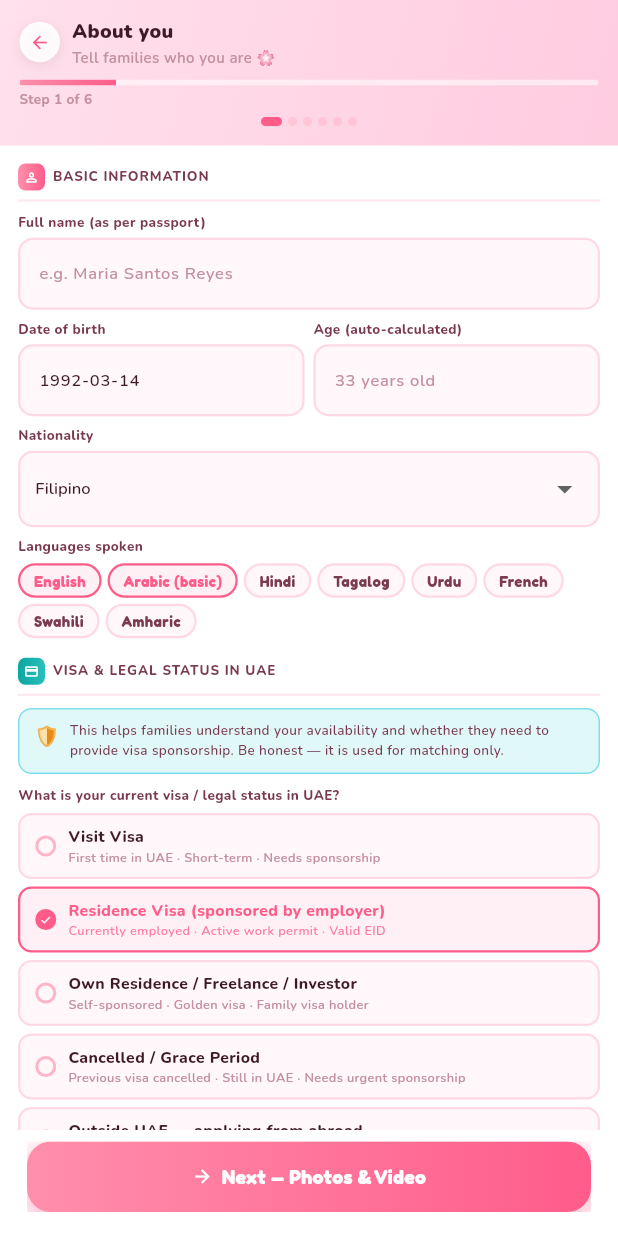
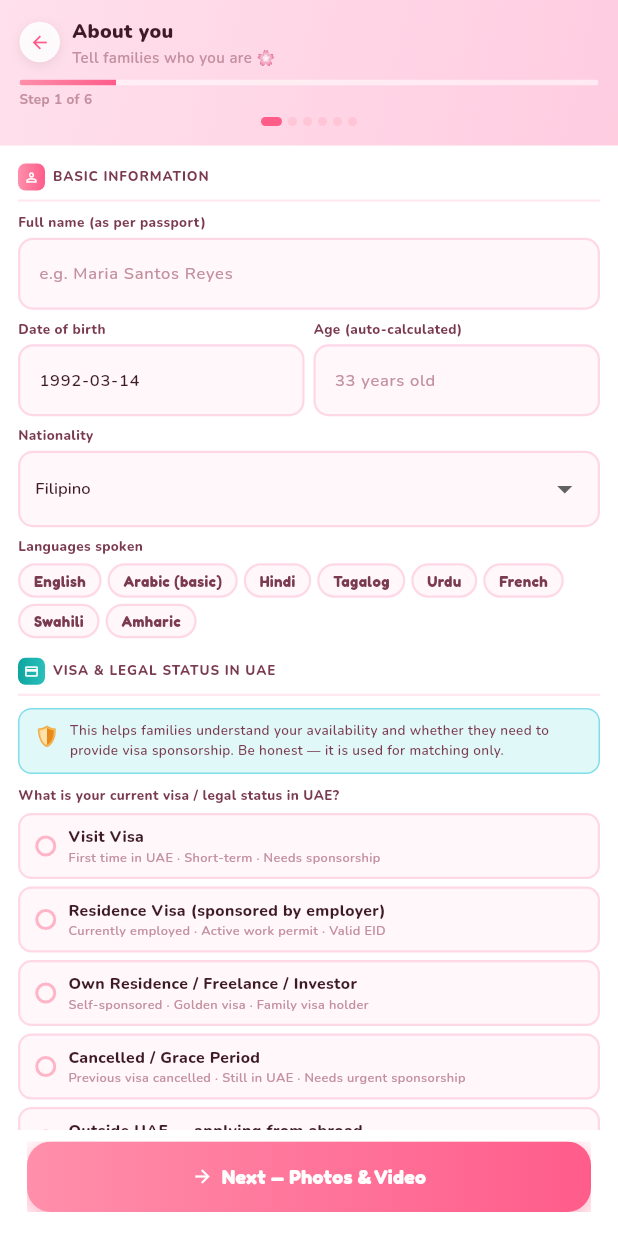
Before and after one commit to WaseemMirzaa/kafi, a Flutter app: the NannyInfoScreen screen opened by its route, on a phone screen of 412 x 824 dp. Run offline on Flutter 3.47's test engine with Material 3 defaults, Android fonts, the phone set to English and light mode, and no system bars; our stand-ins replace cloud_firestore, connectivity_plus, file_picker, firebase_auth, firebase_core, firebase_messaging and 9 more; accounts and stored records are empty.

Commit message:
feat(mobile/onboarding): spec-complete nanny personal-info validation + l10n
Phase 2 of the auth + onboarding backend integration (nanny side).

- Clear presumptive demo defaults (languages/emirates/visa/marital) so a new
  nanny actively chooses required fields instead of saving seed values
- Add _validatePersonalInfo() enforcing §3.2 required fields with localized
  first-error messages (nationality, visa, marital, children count, emergency
  name/relationship/phone, bio) via the shared Validators
- Wire the previously-dead "comfortable with different faith" toggle to a real
  persisted controller field (comfortableWithDifferentFaith)
- Localize remaining hardcoded labels on the nanny info screen
- Add EN + AR l10n keys for all of the above

Known follow-ups (need a compile/test loop): DOB has no date picker (value was
hardcoded), and salary/availability/jobType have no input UI yet.

Co-Authored-By: Claude Opus 4.8 <noreply@anthropic.com>
Claude-Session: https://claude.ai/code/session_01R6HmhD4i7vnEUZZUy5VfRt

```diff
--- a/kafi_app/lib/l10n/app_strings.dart
+++ b/kafi_app/lib/l10n/app_strings.dart
@@ -647,4 +647,19 @@ abstract class AppStrings {
   static const otpResendShort = 'otp_resend_short';
   static const authAgreePrefix = 'auth_agree_prefix';
   static const authAgreeAnd = 'auth_agree_and';
+
+  // Nanny onboarding — required-field messages (System Spec §3.2 / §14.4)
+  static const nannyNationalityRequired = 'nanny_nationality_required';
+  static const nannyVisaRequired = 'nanny_visa_required';
+  static const nannyMaritalRequired = 'nanny_marital_required';
+  static const nannyChildrenCountRequired = 'nanny_children_count_required';
+  static const nannyEmergencyNameRequired = 'nanny_emergency_name_required';
+  static const nannyEmergencyRelRequired = 'nanny_emergency_rel_required';
+  static const nannyEmergencyPhoneRequired = 'nanny_emergency_phone_required';
+  static const nannyBioRequired = 'nanny_bio_required';
+
+  // Nanny onboarding — labels (were hardcoded)
+  static const nannyComfortFaith = 'nanny_comfort_faith';
+  static const nannyReligionPrivacyNote = 'nanny_religion_privacy_note';
+  static const nannyReligiousPractices = 'nanny_religious_practices';
 }
--- a/kafi_app/lib/l10n/locales/ar_ae.dart
+++ b/kafi_app/lib/l10n/locales/ar_ae.dart
@@ -220,4 +220,20 @@ final Map<String, String> arAe = Map<String, String>.from(enUs)
     AppStrings.otpResendShort: 'إعادة إرسال الرمز',
     AppStrings.authAgreePrefix: 'بالمتابعة فإنك توافق على ',
     AppStrings.authAgreeAnd: ' و ',
+
+    // Nanny onboarding — required-field messages (System Spec §3.2 / §14.4)
+    AppStrings.nannyNationalityRequired: 'الرجاء اختيار جنسيتك.',
+    AppStrings.nannyVisaRequired: 'الرجاء اختيار حالة التأشيرة / الوضع القانوني.',
+    AppStrings.nannyMaritalRequired: 'الرجاء اختيار حالتك الاجتماعية.',
+    AppStrings.nannyChildrenCountRequired: 'الرجاء إدخال عدد أطفالك.',
+    AppStrings.nannyEmergencyNameRequired: 'الرجاء إدخال اسم جهة اتصال الطوارئ.',
+    AppStrings.nannyEmergencyRelRequired: 'الرجاء إدخال صلة القرابة بجهة الاتصال.',
+    AppStrings.nannyEmergencyPhoneRequired: 'الرجاء إدخال رقم هاتف طوارئ صحيح.',
+    AppStrings.nannyBioRequired: 'الرجاء كتابة نبذة قصيرة عنك.',
+
+    // Nanny onboarding — labels
+    AppStrings.nannyComfortFaith: 'هل أنت مرتاحة للعمل في منزل من ديانة مختلفة؟',
+    AppStrings.nannyReligionPrivacyNote:
+        'هذه المعلومات اختيارية وخاصة تمامًا. تساعد العائلات في إيجاد توافق ثقافي مريح.',
+    AppStrings.nannyReligiousPractices: 'الممارسات الدينية (اختياري)',
   });
--- a/kafi_app/lib/l10n/locales/en_us.dart
+++ b/kafi_app/lib/l10n/locales/en_us.dart
@@ -641,4 +641,20 @@ const Map<String, String> enUs = {
   AppStrings.otpResendShort: 'Resend OTP',
   AppStrings.authAgreePrefix: "By continuing you agree to Kafi's ",
   AppStrings.authAgreeAnd: ' and ',
+
+  // Nanny onboarding — required-field messages (System Spec §3.2 / §14.4)
+  AppStrings.nannyNationalityRequired: 'Please select your nationality.',
+  AppStrings.nannyVisaRequired: 'Please select your visa / legal status.',
+  AppStrings.nannyMaritalRequired: 'Please select your marital status.',
+  AppStrings.nannyChildrenCountRequired: 'Please enter how many children you have.',
+  AppStrings.nannyEmergencyNameRequired: 'Please enter an emergency contact name.',
+  AppStrings.nannyEmergencyRelRequired: 'Please enter your relationship to the contact.',
+  AppStrings.nannyEmergencyPhoneRequired: 'Please enter a valid emergency phone number.',
+  AppStrings.nannyBioRequired: 'Please write a short bio about yourself.',
+
+  // Nanny onboarding — labels
+  AppStrings.nannyComfortFaith: 'Are you comfortable working in a home of a different faith?',
+  AppStrings.nannyReligionPrivacyNote:
+      'This information is optional and completely private. It helps families find a comfortable cultural fit.',
+  AppStrings.nannyReligiousPractices: 'Religious practices (optional)',
 };
--- a/kafi_app/lib/views/nanny/nanny_info_screen.dart
+++ b/kafi_app/lib/views/nanny/nanny_info_screen.dart
@@ -373,15 +373,15 @@ class NannyInfoScreen extends GetView<NannyProfileController> {
           text: 'Health information is kept private and only shared with families you apply to.',
         ),
         const SizedBox(height: 10),
-        Text('Any health conditions?', style: KafiTheme.nunito(9, color: KafiColors.tm, w: FontWeight.w800)),
+        Text(AppStrings.fldHealth.tr, style: KafiTheme.nunito(9, color: KafiColors.tm, w: FontWeight.w800)),
         const SizedBox(height: 4),
         _healthToggle(controller.healthCtrl, '⚕️', 'Yes — I\'ll describe', '✅', 'No health conditions'),
         const SizedBox(height: 8),
-        Text('Regular medication?', style: KafiTheme.nunito(9, color: KafiColors.tm, w: FontWeight.w800)),
+        Text(AppStrings.fldMeds.tr, style: KafiTheme.nunito(9, color: KafiColors.tm, w: FontWeight.w800)),
         const SizedBox(height: 4),
         _healthToggle(controller.medsCtrl, '💊', 'Yes — I\'ll describe', '✅', 'No medication'),
         const SizedBox(height: 8),
-        Text('Allergies?', style: KafiTheme.nunito(9, color: KafiColors.tm, w: FontWeight.w800)),
+        Text(AppStrings.fldAllergies.tr, style: KafiTheme.nunito(9, color: KafiColors.tm, w: FontWeight.w800)),
         const SizedBox(height: 4),
         _healthToggle(controller.allergiesCtrl, '🤧', 'Yes — I\'ll describe', '✅', 'No allergies'),
       ],
@@ -452,10 +452,10 @@ class NannyInfoScreen extends GetView<NannyProfileController> {
           color: KafiColors.purL,
           borderColor: KafiColors.purB,
           icon: '🔒',
-          text: 'This information is optional and completely private. It helps families find a comfortable cultural fit.',
+          text: AppStrings.nannyReligionPrivacyNote.tr,
         ),
         const SizedBox(height: 8),
-        Text('Your religion (optional)', style: KafiTheme.nunito(9, color: KafiColors.tm, w: FontWeight.w800)),
+        Text(AppStrings.fldReligion.tr, style: KafiTheme.nunito(9, color: KafiColors.tm, w: FontWeight.w800)),
         const SizedBox(height: 5),
         GridView.count(
           shrinkWrap: true,
@@ -474,16 +474,16 @@ class NannyInfoScreen extends GetView<NannyProfileController> {
           ],
         ),
         const SizedBox(height: 8),
-        Text('Are you comfortable working in a home of a different faith?', style: KafiTheme.nunito(9, color: KafiColors.tm, w: FontWeight.w800)),
+        Text(AppStrings.nannyComfortFaith.tr, style: KafiTheme.nunito(9, color: KafiColors.tm, w: FontWeight.w800)),
         const SizedBox(height: 4),
-        Row(children: [
-          Expanded(child: KafiToggleBox(icon: '✅', label: 'Yes — fully comfortable', selected: true, variant: KafiToggleVariant.purple, onTap: () {})),
+        Obx(() => Row(children: [
+          Expanded(child: KafiToggleBox(icon: '✅', label: 'Yes — fully comfortable', selected: controller.comfortDifferentFaith.value, variant: KafiToggleVariant.purple, onTap: () => controller.comfortDifferentFaith.value = true)),
           const SizedBox(width: 6),
-          Expanded(child: KafiToggleBox(icon: '🤔', label: 'Prefer same faith home', selected: false, variant: KafiToggleVariant.purple, onTap: () {})),
-        ]),
+          Expanded(child: KafiToggleBox(icon: '🤔', label: 'Prefer same faith home', selected: !controller.comfortDifferentFaith.value, variant: KafiToggleVariant.purple, onTap: () => controller.comfortDifferentFaith.value = false)),
+        ])),
         const SizedBox(height: 6),
         KafiTextField(
-          label: 'Religious practices (optional)',
+          label: AppStrings.nannyReligiousPractices.tr,
           controller: controller.religionCtrl,
           maxLines: 2,
           hint: 'e.g. Prayer times, dietary restrictions, fasting periods...',
```
Also changed, not shown: kafi_app/lib/controllers/nanny_profile_controller.dart (+42 -19 lines).
